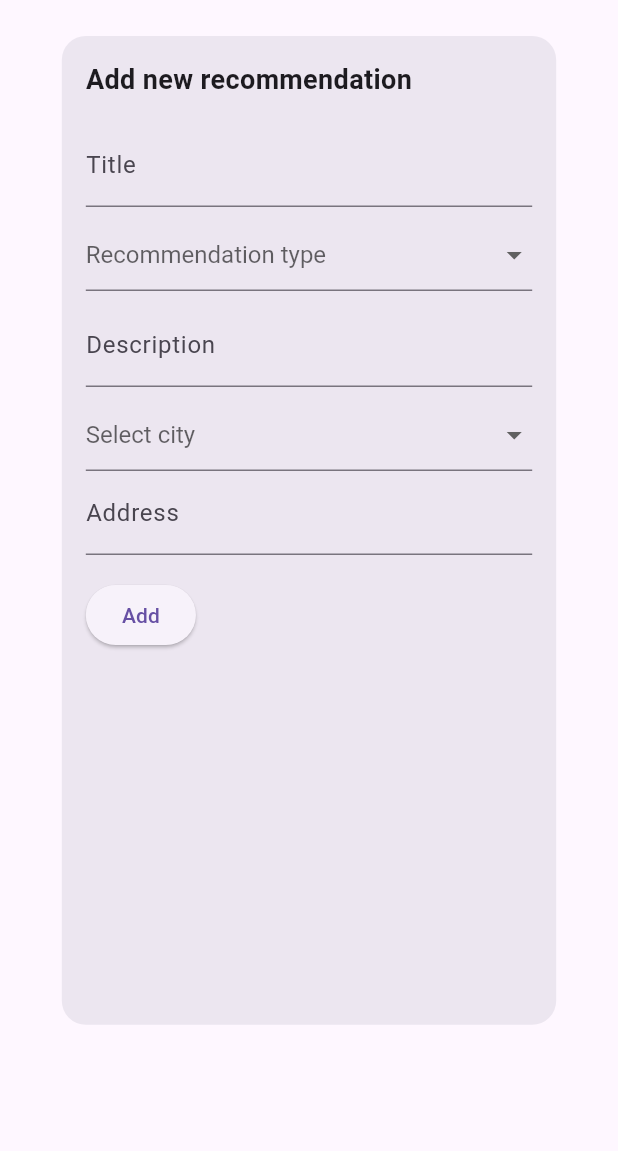
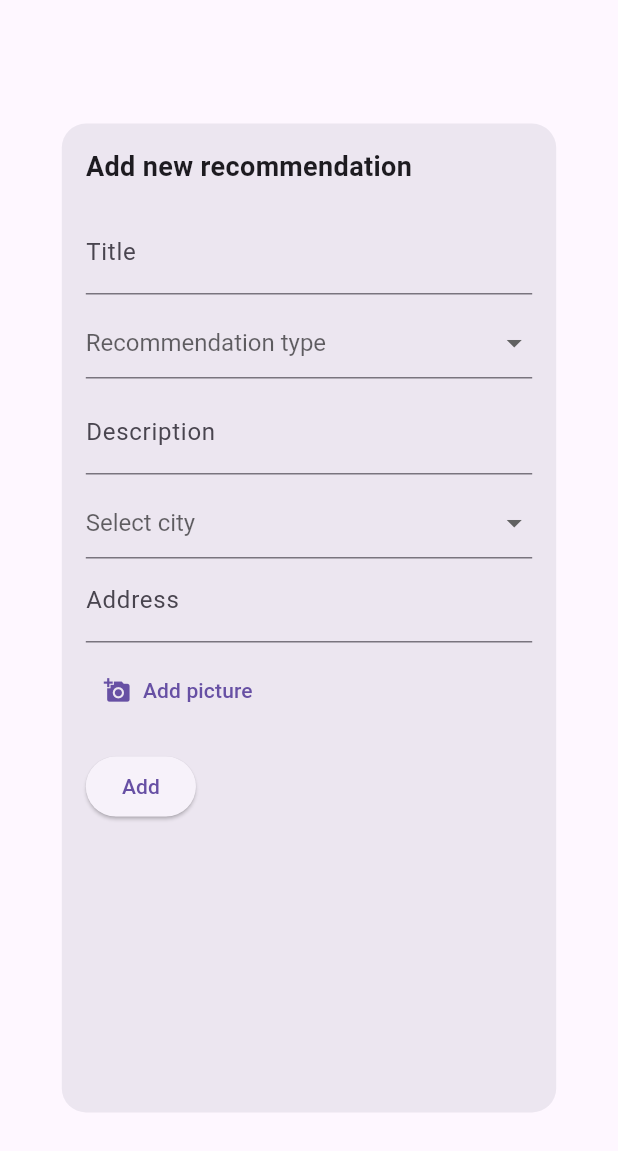
Before and after one commit to c-gillet/Travel-Application, a Flutter app: the NewRecommendation widget shown alone on an empty page, opened directly, on a phone screen of 412 x 824 dp. Shown: the top 1151 px of the screen. Run offline on Flutter 3.47's test engine with Material 3 defaults, Android fonts, the phone set to English and light mode, and no system bars; our stand-ins replace cloud_firestore, firebase_auth, firebase_core, image_picker, modal_progress_hud_nsn, table_calendar; accounts and stored records are empty.

Commit message:
#5 add photo button
photo button + error messages

```diff
--- a/lib/homepage.dart
+++ b/lib/homepage.dart
@@ -6,6 +6,7 @@ import 'profilepage.dart';
 import 'style.dart';
 import 'package:cloud_firestore/cloud_firestore.dart';
 import 'package:firebase_auth/firebase_auth.dart';
+import 'package:image_picker/image_picker.dart';
 
 class HomePage extends StatelessWidget {
   const HomePage({super.key});
@@ -76,25 +77,33 @@ class HomePage extends StatelessWidget {
                 IconButton(
                   icon: const Icon(Icons.search),
                   onPressed: () {
-                    Navigator.push(context, MaterialPageRoute(builder: (context) => HomePage()));
+                    Navigator.push(context,
+                        MaterialPageRoute(builder: (context) => HomePage()));
                   },
                 ),
                 IconButton(
                   icon: const Icon(Icons.favorite),
                   onPressed: () {
-                    Navigator.push(context, MaterialPageRoute(builder: (context) => FavoritePage()));
+                    Navigator.push(
+                        context,
+                        MaterialPageRoute(
+                            builder: (context) => FavoritePage()));
                   },
                 ),
                 IconButton(
                   icon: const Icon(Icons.access_time),
                   onPressed: () {
-                    Navigator.push(context, MaterialPageRoute(builder: (context) => SchedulePage()));
+                    Navigator.push(
+                        context,
+                        MaterialPageRoute(
+                            builder: (context) => SchedulePage()));
                   },
                 ),
                 IconButton(
                   icon: const Icon(Icons.account_circle),
                   onPressed: () {
-                    Navigator.push(context, MaterialPageRoute(builder: (context) => ProfilePage()));
+                    Navigator.push(context,
+                        MaterialPageRoute(builder: (context) => ProfilePage()));
                   },
                 ),
               ],
@@ -120,7 +129,9 @@ class _NewRecommendation extends State<NewRecommendation> {
   String? selectedType;
   String? selectedCity;
   late TextEditingController addressController;
+  late XFile? pickedImage = null;
   final GlobalKey<FormState> _formKey = GlobalKey<FormState>();
+  bool showErrorMessage = false;
 
   @override
   void initState() {
@@ -151,16 +162,17 @@ class _NewRecommendation extends State<NewRecommendation> {
       'Jejudo'
     ];
 
-    return SingleChildScrollView(
-      child: Dialog(
+    return Dialog(
       shape: RoundedRectangleBorder(
         borderRadius: BorderRadius.circular(16.0),
       ),
+      child: SingleChildScrollView(
         child: Container(
           height: MediaQuery.of(context).size.height * 0.8,
           width: MediaQuery.of(context).size.width * 0.8,
           padding: EdgeInsets.all(16.0),
-          child: Column(
+          child: ListView(children: [
+            Column(
               crossAxisAlignment: CrossAxisAlignment.start,
               children: [
                 Text(
@@ -193,7 +205,7 @@ class _NewRecommendation extends State<NewRecommendation> {
                           hint: Text('Recommendation type'),
                           value: selectedType,
                           elevation: 16,
-                        style: TextStyle(color: Colors.deepPurple, fontSize: 16),
+                          style: TextStyle(color: Colors.black, fontSize: 16),
                           onChanged: (String? newValue) {
                             setState(() {
                               selectedType = newValue;
@@ -205,8 +217,12 @@ class _NewRecommendation extends State<NewRecommendation> {
                             }
                             return null;
                           },
-                        items: ['Hotel', 'Restaurant', 'Monument / Museum', 'Other']
-                            .map<DropdownMenuItem<String>>((String value) {
+                          items: [
+                            'Hotel',
+                            'Restaurant',
+                            'Monument / Museum',
+                            'Other'
+                          ].map<DropdownMenuItem<String>>((String value) {
                             return DropdownMenuItem<String>(
                               value: value,
                               child: Text(value),
@@ -232,7 +248,7 @@ class _NewRecommendation extends State<NewRecommendation> {
                           hint: Text('Select city'),
                           value: selectedCity,
                           elevation: 16,
-                        style: TextStyle(color: Colors.deepPurple, fontSize: 16),
+                          style: TextStyle(color: Colors.black, fontSize: 16),
                           onChanged: (String? newValue) {
                             setState(() {
                               selectedCity = newValue;
@@ -244,7 +260,8 @@ class _NewRecommendation extends State<NewRecommendation> {
                             }
                             return null;
                           },
-                        items: cities.map<DropdownMenuItem<String>>((String value) {
+                          items: cities
+                              .map<DropdownMenuItem<String>>((String value) {
                             return DropdownMenuItem<String>(
                               value: value,
                               child: Text(value),
@@ -265,12 +282,37 @@ class _NewRecommendation extends State<NewRecommendation> {
                     ],
                   ),
                 ),
+                SizedBox(height: 8.0),
+                TextButton.icon(
+                  onPressed: () async {
+                    XFile? image = await ImagePicker()
+                        .pickImage(source: ImageSource.gallery);
+                    setState(() {
+                      pickedImage = image;
+                      showErrorMessage =
+                          pickedImage == null; // Update showErrorMessage
+                    });
+                  },
+                  icon: Icon(Icons.add_a_photo),
+                  label: Text('Add picture'),
+                ),
+                if (showErrorMessage)
+                  Text(
+                    'Please add a picture',
+                    style: TextStyle(color: Colors.red, fontSize: 13),
+                  ),
                 SizedBox(height: 16.0),
                 ElevatedButton(
                   onPressed: () {
-                  if (_formKey.currentState!.validate() &&
-                      selectedType != null &&
-                      selectedCity != null) {
+                    setState(() {
+                      showErrorMessage =
+                          _formKey.currentState?.validate() == false ||
+                              selectedType == null ||
+                              selectedCity == null ||
+                              pickedImage == null;
+                    });
+
+                    if (!showErrorMessage) {
                       addRecommendation();
                     }
                   },
@@ -278,6 +320,7 @@ class _NewRecommendation extends State<NewRecommendation> {
                 ),
               ],
             ),
+          ]),
         ),
       ),
     );
@@ -298,6 +341,7 @@ class _NewRecommendation extends State<NewRecommendation> {
       'address': addressController.text,
       'type': selectedType,
       'username': username,
+      'picture': pickedImage!.path,
     });
 
     titleController.clear();
@@ -305,6 +349,7 @@ class _NewRecommendation extends State<NewRecommendation> {
     selectedType = null;
     selectedCity = null;
     addressController.clear();
+    pickedImage = null;
     Navigator.pop(context);
   }
 
@@ -314,8 +359,10 @@ class _NewRecommendation extends State<NewRecommendation> {
       if (user != null) {
         loggedUser = user;
 
-        final currentUserInfo =
-        await FirebaseFirestore.instance.collection('users').doc(user.uid).get();
+        final currentUserInfo = await FirebaseFirestore.instance
+            .collection('users')
+            .doc(user.uid)
+            .get();
 
         if (currentUserInfo.exists) {
           setState(() {
```
Lines whose indentation alone changed are shown as unchanged.
